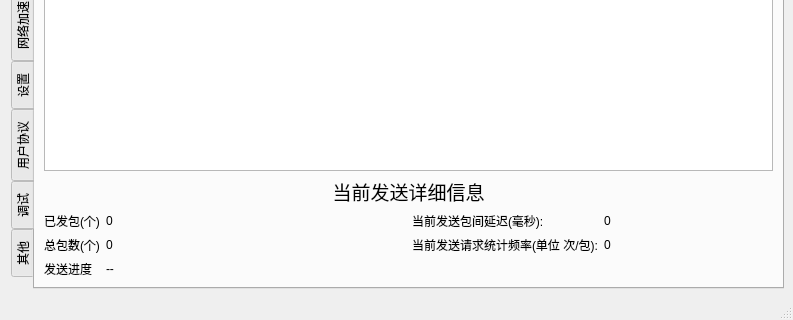
This is mainwindow.ui in nnpyro1/SyncTunnel as Qt 5 draws it before an edit; both pictures show x 0 to 793 and y 271 to 591 of the 793 by 591 pixel window. The edited form follows.
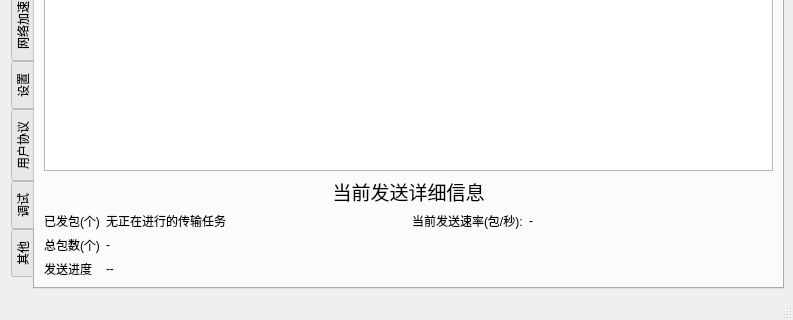
This is the edited form. Custom widgets are drawn as their Qt base class.

Diff of the .ui file:
```diff
--- a/mainwindow.ui
+++ b/mainwindow.ui
@@ -298,28 +298,14 @@
             <item row="0" column="0">
              <widget class="QLabel" name="label_24">
               <property name="text">
-               <string>当前发送包间延迟(毫秒):</string>
+               <string>当前发送速率(包/秒):</string>
               </property>
              </widget>
             </item>
             <item row="0" column="1">
              <widget class="QLabel" name="label_sendInfo_currentDelay">
               <property name="text">
-               <string>0</string>
-              </property>
-             </widget>
-            </item>
-            <item row="1" column="0">
-             <widget class="QLabel" name="label_25">
-              <property name="text">
-               <string>当前发送请求统计频率(单位 次/包):</string>
-              </property>
-             </widget>
-            </item>
-            <item row="1" column="1">
-             <widget class="QLabel" name="label_sendInfo_currentReqAckLoop">
-              <property name="text">
-               <string>0</string>
+               <string>-</string>
               </property>
              </widget>
             </item>
@@ -337,7 +323,7 @@
             <item row="0" column="1">
              <widget class="QLabel" name="label_sendInfo_currentPackage">
               <property name="text">
-               <string>0</string>
+               <string>无正在进行的传输任务</string>
               </property>
              </widget>
             </item>
@@ -351,7 +337,7 @@
             <item row="1" column="1">
              <widget class="QLabel" name="label_sendInfo_totalPackege">
               <property name="text">
-               <string>0</string>
+               <string>-</string>
               </property>
              </widget>
             </item>
```
Left out of the diff: 2 changed lines with no effect on the pictures.
